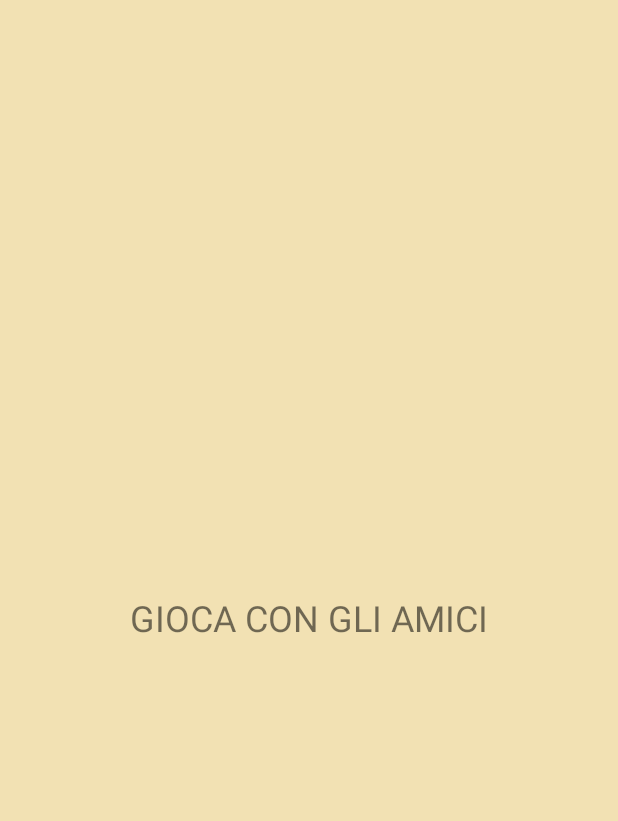
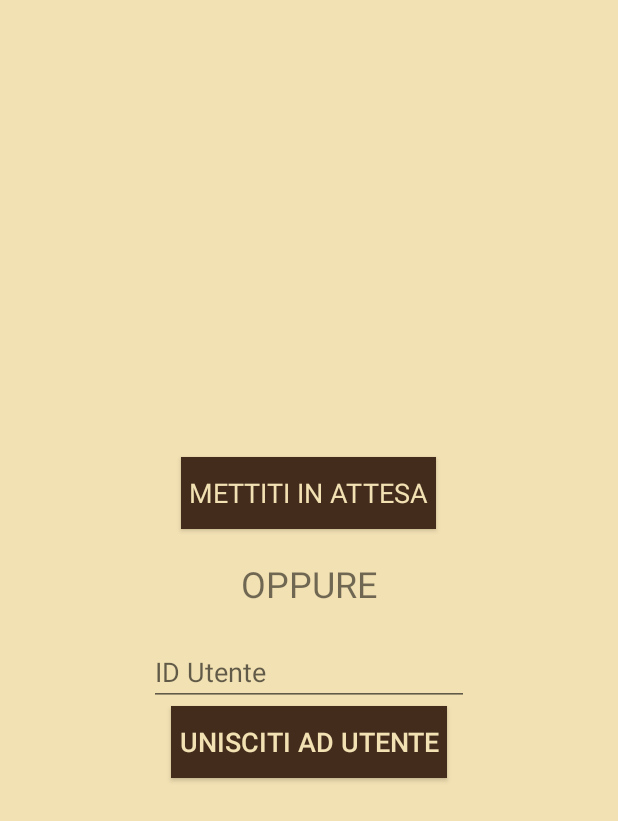
Before and after one commit to BiagioeCarmine/Morra_online_app, an Android app: the PlayWithFriends screen opened through its navigation route, on a phone screen of 412 x 824 dp. Shown: the top 821 px of the screen. Run offline under Robolectric (Android 15) with nearby library versions, the light colour scheme and no system bars.

Commit message:
roba layout e design

```diff
--- a/app/src/main/res/layout/matchmaking.xml
+++ b/app/src/main/res/layout/matchmaking.xml
@@ -17,7 +17,7 @@
             android:layout_width="wrap_content"
             android:layout_height="wrap_content"
             android:padding="20dp"
-            android:text="MATCHMAKING"
+            android:text="SEI IN ATTESA"
             android:textSize="24sp" />
 
     </LinearLayout>
--- a/app/src/main/res/layout/play_with_friends.xml
+++ b/app/src/main/res/layout/play_with_friends.xml
@@ -6,19 +6,49 @@
     android:layout_height="match_parent"
     tools:context=".PlayWithFriends">
 
-    <LinearLayout xmlns:android="http://schemas.android.com/apk/res/android"
-        xmlns:app="http://schemas.android.com/apk/res-auto"
-        xmlns:tools="http://schemas.android.com/tools"
+    <LinearLayout
         android:layout_width="match_parent"
         android:layout_height="match_parent"
         android:gravity="center"
         android:orientation="vertical">
+
+        <Button
+            android:id="@+id/createLobbyButton"
+            style="@android:style/Widget.Button"
+            android:background="@color/colorPrimary"
+            android:textColor="@color/colorBackground"
+            android:layout_width="wrap_content"
+            android:padding="5sp"
+            android:layout_height="wrap_content"
+            android:text="METTITI IN ATTESA"
+            android:textSize="18sp" />
+
         <TextView
             android:layout_width="wrap_content"
             android:layout_height="wrap_content"
             android:padding="20dp"
-            android:text="GIOCA CON GLI AMICI"
+            android:text="OPPURE"
             android:textSize="24sp" />
+
+
+
+        <EditText
+            android:id="@+id/lobbyIdInput"
+            android:layout_width="wrap_content"
+            android:layout_height="wrap_content"
+            android:ems="10"
+            android:hint="ID Utente"
+            android:inputType="number" />
+
+        <Button
+            android:id="@+id/playWithFriendButton"
+            android:background="@color/colorPrimary"
+            android:textColor="@color/colorBackground"
+            android:layout_width="wrap_content"
+            android:layout_height="wrap_content"
+            android:padding="5sp"
+            android:text="UNISCITI AD UTENTE"
+            android:textSize="18sp" />
 
     </LinearLayout>
 
--- a/app/src/main/res/values/colors.xml
+++ b/app/src/main/res/values/colors.xml
@@ -1,5 +1,5 @@
 <?xml version="1.0" encoding="utf-8"?>
 <resources>
-    <color name="colorPrimary">#6200EE</color>
-    <color name="colorBackground">#03DAC5</color>
+    <color name="colorPrimary">#432c1c</color>
+    <color name="colorBackground">#f2e1b3</color>
 </resources>
```
